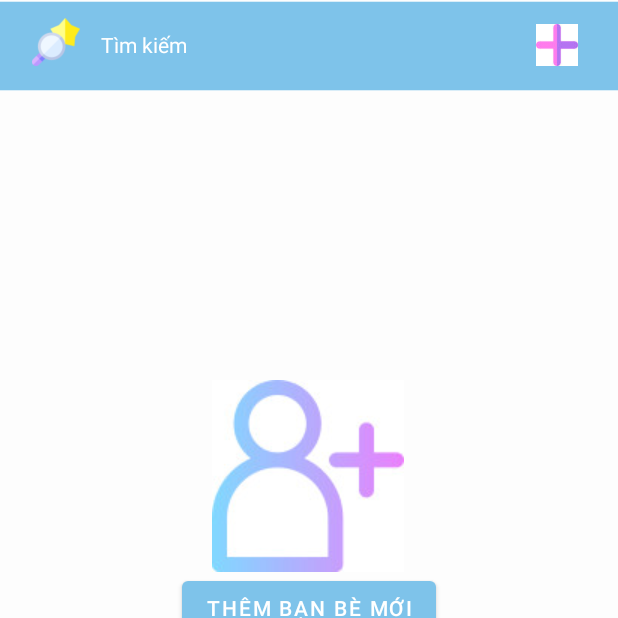
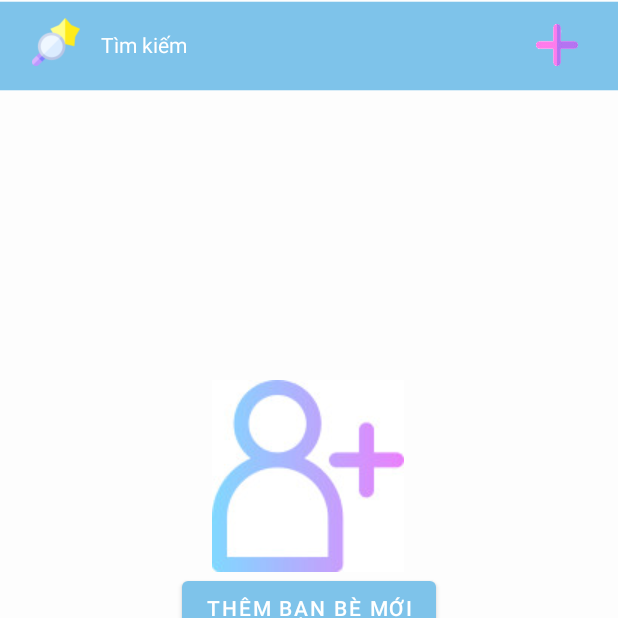
Before and after one commit to dinhnguyetquynh/Nhom4ChatApp, an Android app: the MainViewNewUser screen opened directly, with no data from a screen before it, on a phone screen of 412 x 824 dp, the top half of it. Run offline under Robolectric (Android 15) with nearby library versions, the phone set to English and light mode, and no system bars.

Commit message:
add plus image no background

```diff
--- a/app/src/main/java/com/example/nhom4_chatappandroid/LoginOtpActivity.java
+++ b/app/src/main/java/com/example/nhom4_chatappandroid/LoginOtpActivity.java
@@ -80,7 +80,7 @@ public class LoginOtpActivity extends AppCompatActivity {
 
                     @Override
                     public void onVerificationFailed(@NonNull FirebaseException e) {
-                        AndroidUtil.showToast(getApplicationContext(),"Xác thực OTP thất bại");
+                        AndroidUtil.showToast(getApplicationContext(),e.toString());
                         setInProgress(false);
                     }
 
--- a/app/src/main/res/layout/activity_main_view_new_user.xml
+++ b/app/src/main/res/layout/activity_main_view_new_user.xml
@@ -44,10 +44,10 @@
         android:layout_height="28dp"
         android:layout_marginTop="16dp"
         android:layout_marginEnd="24dp"
+        app:cardCornerRadius="10dp"
         app:layout_constraintEnd_toEndOf="parent"
         app:layout_constraintTop_toTopOf="@+id/imageView2"
-        app:srcCompat="@drawable/plus"
-        app:cardCornerRadius="10dp"/>
+        app:srcCompat="@drawable/plus" />
 
     <ImageView
         android:id="@+id/imageView5"
```
Also changed, not shown: app/src/main/res/drawable/plus.jpg (deleted), app/src/main/res/drawable/plus.png (added).
